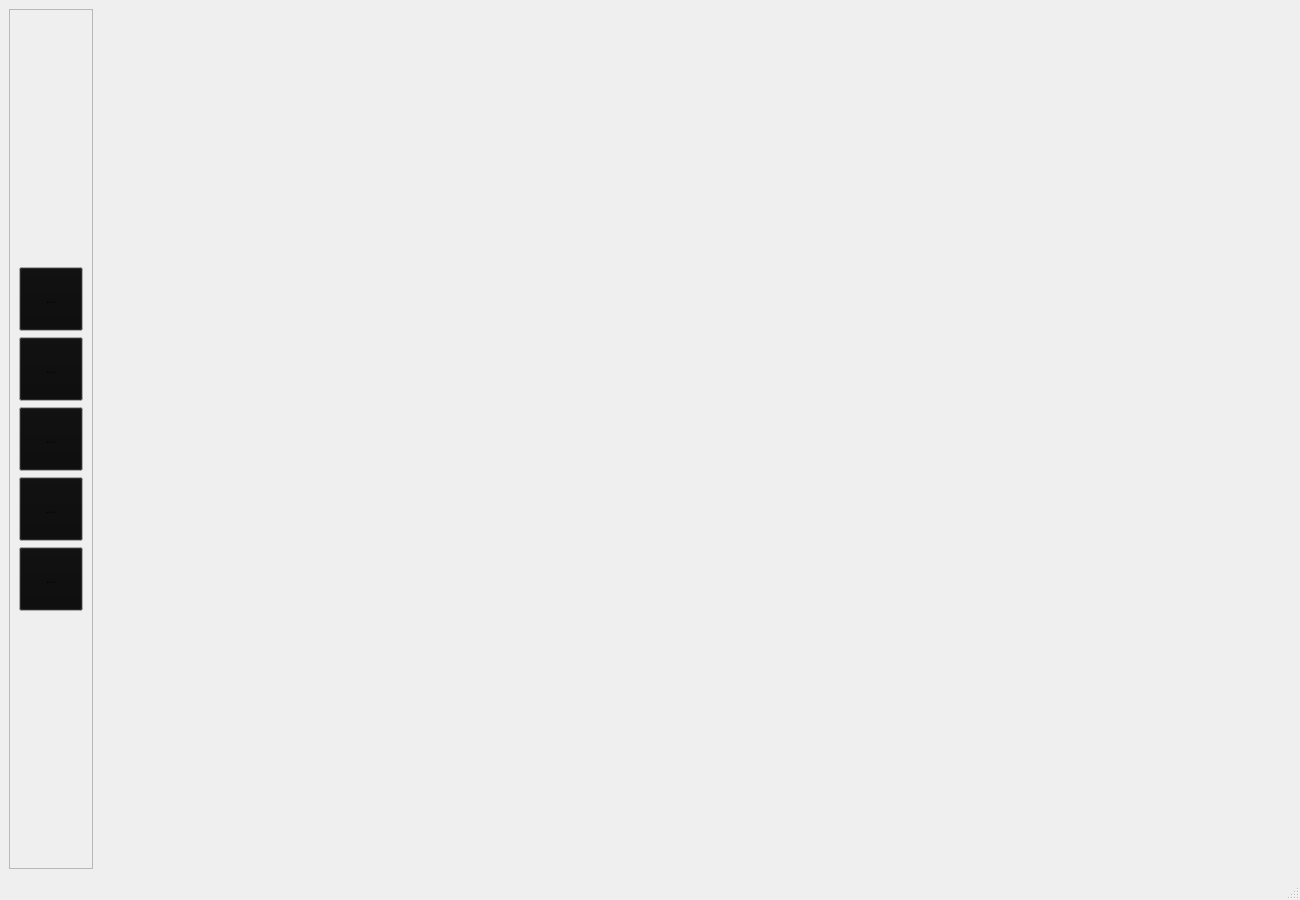
Before: the Qt Designer form mainwindow.ui in mikejg/CamHelper, drawn with Qt 5.
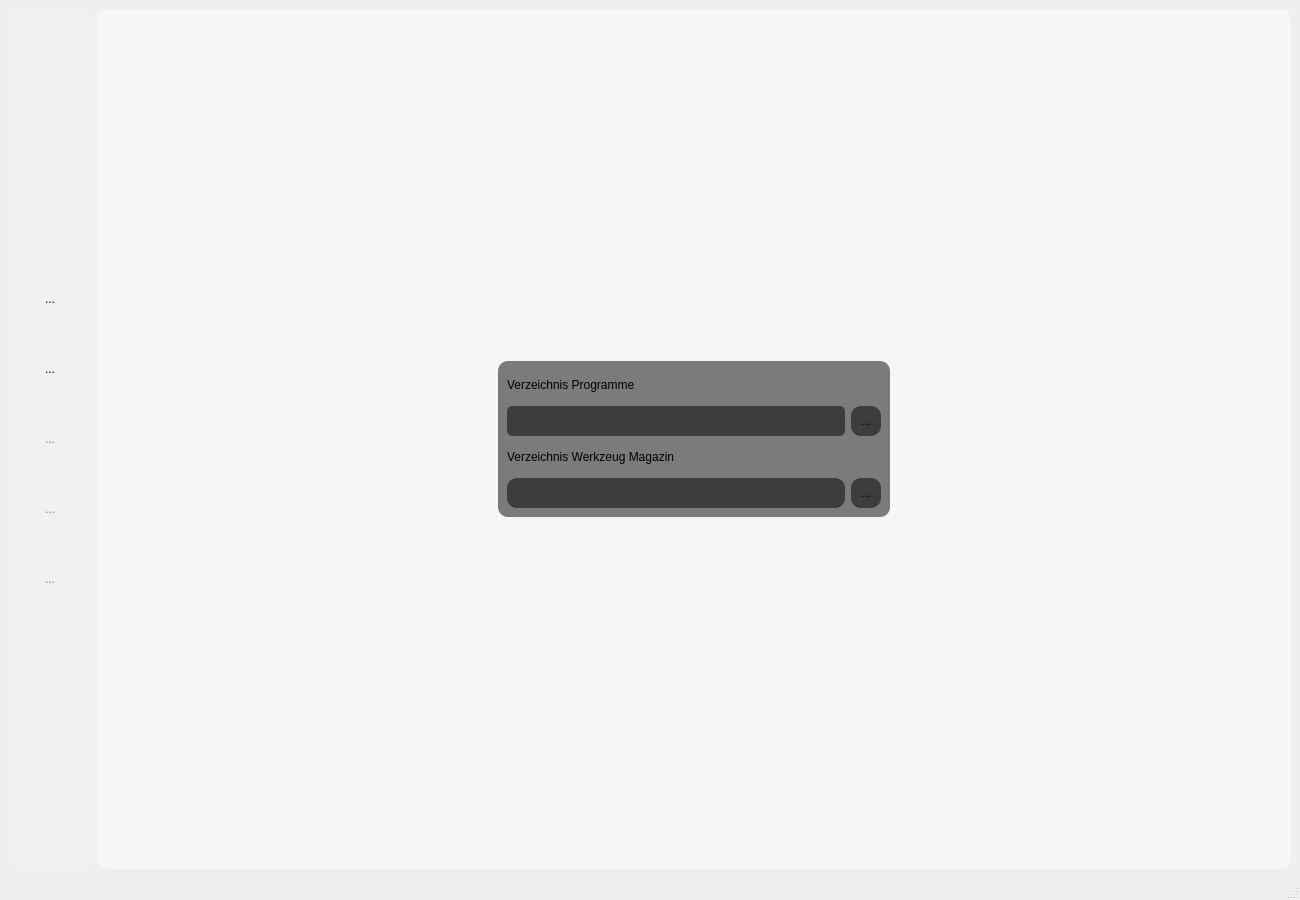
After: the same form once the commit is applied. Icons and pictures are not drawn. Custom widgets are drawn as their Qt base class.

Patch:
```diff
--- a/mainwindow.ui
+++ b/mainwindow.ui
@@ -26,9 +26,21 @@
    <string>CamHelper</string>
   </property>
   <widget class="QWidget" name="centralwidget">
+   <property name="styleSheet">
+    <string notr="true">QToolButton{border-radius: 32px}
+QToolButton:pressed{border: 2px solid ;
+	border-color: rgba(192,192,192,0);}
+
+QFrame{border-radius:10px;
+                background-color: rgba(255, 255, 255, 32); }
+</string>
+   </property>
    <layout class="QHBoxLayout" name="horizontalLayout">
     <item>
      <widget class="QFrame" name="frame">
+      <property name="styleSheet">
+       <string notr="true"/>
+      </property>
       <property name="frameShape">
        <enum>QFrame::StyledPanel</enum>
       </property>
@@ -57,151 +69,6 @@
            <height>64</height>
           </size>
          </property>
-         <property name="palette">
-          <palette>
-           <active>
-            <colorrole role="Button">
-             <brush brushstyle="SolidPattern">
-              <color alpha="255">
-               <red>12</red>
-               <green>12</green>
-               <blue>12</blue>
-              </color>
-             </brush>
-            </colorrole>
-            <colorrole role="Dark">
-             <brush brushstyle="SolidPattern">
-              <color alpha="255">
-               <red>0</red>
-               <green>0</green>
-               <blue>0</blue>
-              </color>
-             </brush>
-            </colorrole>
-            <colorrole role="Mid">
-             <brush brushstyle="SolidPattern">
-              <color alpha="255">
-               <red>0</red>
-               <green>0</green>
-               <blue>0</blue>
-              </color>
-             </brush>
-            </colorrole>
-            <colorrole role="Shadow">
-             <brush brushstyle="SolidPattern">
-              <color alpha="255">
-               <red>0</red>
-               <green>0</green>
-               <blue>0</blue>
-              </color>
-             </brush>
-            </colorrole>
-           </active>
-           <inactive>
-            <colorrole role="Button">
-             <brush brushstyle="SolidPattern">
-              <color alpha="255">
-               <red>12</red>
-               <green>12</green>
-               <blue>12</blue>
-              </color>
-             </brush>
-            </colorrole>
-            <colorrole role="Dark">
-             <brush brushstyle="SolidPattern">
-              <color alpha="255">
-               <red>0</red>
-               <green>0</green>
-               <blue>0</blue>
-              </color>
-             </brush>
-            </colorrole>
-            <colorrole role="Mid">
-             <brush brushstyle="SolidPattern">
-              <color alpha="255">
-               <red>0</red>
-               <green>0</green>
-               <blue>0</blue>
-              </color>
-             </brush>
-            </colorrole>
-            <colorrole role="Shadow">
-             <brush brushstyle="SolidPattern">
-              <color alpha="255">
-               <red>0</red>
-               <green>0</green>
-               <blue>0</blue>
-              </color>
-             </brush>
-            </colorrole>
-           </inactive>
-           <disabled>
-            <colorrole role="WindowText">
-             <brush brushstyle="SolidPattern">
-              <color alpha="255">
-               <red>0</red>
-               <green>0</green>
-               <blue>0</blue>
-              </color>
-             </brush>
-            </colorrole>
-            <colorrole role="Button">
-             <brush brushstyle="SolidPattern">
-              <color alpha="255">
-               <red>12</red>
-               <green>12</green>
-               <blue>12</blue>
-              </color>
-             </brush>
-            </colorrole>
-            <colorrole role="Dark">
-             <brush brushstyle="SolidPattern">
-              <color alpha="255">
-               <red>0</red>
-               <green>0</green>
-               <blue>0</blue>
-              </color>
-             </brush>
-            </colorrole>
-            <colorrole role="Mid">
-             <brush brushstyle="SolidPattern">
-              <color alpha="255">
-               <red>0</red>
-               <green>0</green>
-               <blue>0</blue>
-              </color>
-             </brush>
-            </colorrole>
-            <colorrole role="Text">
-             <brush brushstyle="SolidPattern">
-              <color alpha="255">
-               <red>0</red>
-               <green>0</green>
-               <blue>0</blue>
-              </color>
-             </brush>
-            </colorrole>
-            <colorrole role="ButtonText">
-             <brush brushstyle="SolidPattern">
-              <color alpha="255">
-               <red>0</red>
-               <green>0</green>
-               <blue>0</blue>
-              </color>
-             </brush>
-            </colorrole>
-            <colorrole role="Shadow">
-             <brush brushstyle="SolidPattern">
-              <color alpha="255">
-               <red>0</red>
-               <green>0</green>
-               <blue>0</blue>
-              </color>
-             </brush>
-            </colorrole>
-           </disabled>
-          </palette>
-         </property>
          <property name="toolTip">
           <string>Projekt</string>
          </property>
@@ -211,6 +78,9 @@
          <property name="accessibleName">
           <string/>
          </property>
+         <property name="styleSheet">
+          <string notr="true"/>
+         </property>
          <property name="text">
           <string>...</string>
          </property>
@@ -235,43 +105,6 @@
            <height>64</height>
           </size>
          </property>
-         <property name="palette">
-          <palette>
-           <active>
-            <colorrole role="Button">
-             <brush brushstyle="SolidPattern">
-              <color alpha="255">
-               <red>12</red>
-               <green>12</green>
-               <blue>12</blue>
-              </color>
-             </brush>
-            </colorrole>
-           </active>
-           <inactive>
-            <colorrole role="Button">
-             <brush brushstyle="SolidPattern">
-              <color alpha="255">
-               <red>12</red>
-               <green>12</green>
-               <blue>12</blue>
-              </color>
-             </brush>
-            </colorrole>
-           </inactive>
-           <disabled>
-            <colorrole role="Button">
-             <brush brushstyle="SolidPattern">
-              <color alpha="255">
-               <red>12</red>
-               <green>12</green>
-               <blue>12</blue>
-              </color>
-             </brush>
-            </colorrole>
-           </disabled>
-          </palette>
-         </property>
          <property name="toolTip">
           <string>Hauptprogramm</string>
          </property>
@@ -302,34 +135,223 @@
          <property name="palette">
           <palette>
            <active>
+            <colorrole role="WindowText">
+             <brush brushstyle="SolidPattern">
+              <color alpha="255">
+               <red>125</red>
+               <green>125</green>
+               <blue>125</blue>
+              </color>
+             </brush>
+            </colorrole>
             <colorrole role="Button">
              <brush brushstyle="SolidPattern">
+              <color alpha="128">
+               <red>255</red>
+               <green>255</green>
+               <blue>255</blue>
+              </color>
+             </brush>
+            </colorrole>
+            <colorrole role="Text">
+             <brush brushstyle="SolidPattern">
               <color alpha="255">
-               <red>12</red>
-               <green>12</green>
-               <blue>12</blue>
+               <red>125</red>
+               <green>125</green>
+               <blue>125</blue>
+              </color>
+             </brush>
+            </colorrole>
+            <colorrole role="ButtonText">
+             <brush brushstyle="SolidPattern">
+              <color alpha="255">
+               <red>125</red>
+               <green>125</green>
+               <blue>125</blue>
+              </color>
+             </brush>
+            </colorrole>
+            <colorrole role="Base">
+             <brush brushstyle="SolidPattern">
+              <color alpha="128">
+               <red>255</red>
+               <green>255</green>
+               <blue>255</blue>
+              </color>
+             </brush>
+            </colorrole>
+            <colorrole role="Window">
+             <brush brushstyle="SolidPattern">
+              <color alpha="128">
+               <red>255</red>
+               <green>255</green>
+               <blue>255</blue>
+              </color>
+             </brush>
+            </colorrole>
+            <colorrole role="HighlightedText">
+             <brush brushstyle="SolidPattern">
+              <color alpha="255">
+               <red>125</red>
+               <green>125</green>
+               <blue>125</blue>
+              </color>
+             </brush>
+            </colorrole>
+            <colorrole role="PlaceholderText">
+             <brush brushstyle="SolidPattern">
+              <color alpha="128">
+               <red>125</red>
+               <green>125</green>
+               <blue>125</blue>
               </color>
              </brush>
             </colorrole>
            </active>
            <inactive>
+            <colorrole role="WindowText">
+             <brush brushstyle="SolidPattern">
+              <color alpha="255">
+               <red>125</red>
+               <green>125</green>
+               <blue>125</blue>
+              </color>
+             </brush>
+            </colorrole>
             <colorrole role="Button">
              <brush brushstyle="SolidPattern">
+              <color alpha="128">
+               <red>255</red>
+               <green>255</green>
+               <blue>255</blue>
+              </color>
+             </brush>
+            </colorrole>
+            <colorrole role="Text">
+             <brush brushstyle="SolidPattern">
               <color alpha="255">
-               <red>12</red>
-               <green>12</green>
-               <blue>12</blue>
+               <red>125</red>
+               <green>125</green>
+               <blue>125</blue>
+              </color>
+             </brush>
+            </colorrole>
+            <colorrole role="ButtonText">
+             <brush brushstyle="SolidPattern">
+              <color alpha="255">
+               <red>125</red>
+               <green>125</green>
+               <blue>125</blue>
+              </color>
+             </brush>
+            </colorrole>
+            <colorrole role="Base">
+             <brush brushstyle="SolidPattern">
+              <color alpha="128">
+               <red>255</red>
+               <green>255</green>
+               <blue>255</blue>
+              </color>
+             </brush>
+            </colorrole>
+            <colorrole role="Window">
+             <brush brushstyle="SolidPattern">
+              <color alpha="128">
+               <red>255</red>
+               <green>255</green>
+               <blue>255</blue>
+              </color>
+             </brush>
+            </colorrole>
+            <colorrole role="HighlightedText">
+             <brush brushstyle="SolidPattern">
+              <color alpha="255">
+               <red>125</red>
+               <green>125</green>
+               <blue>125</blue>
+              </color>
+             </brush>
+            </colorrole>
+            <colorrole role="PlaceholderText">
+             <brush brushstyle="SolidPattern">
+              <color alpha="128">
+               <red>125</red>
+               <green>125</green>
+               <blue>125</blue>
               </color>
              </brush>
             </colorrole>
            </inactive>
            <disabled>
+            <colorrole role="WindowText">
+             <brush brushstyle="SolidPattern">
+              <color alpha="255">
+               <red>125</red>
+               <green>125</green>
+               <blue>125</blue>
+              </color>
+             </brush>
+            </colorrole>
             <colorrole role="Button">
              <brush brushstyle="SolidPattern">
+              <color alpha="128">
+               <red>255</red>
+               <green>255</green>
+               <blue>255</blue>
+              </color>
+             </brush>
+            </colorrole>
+            <colorrole role="Text">
+             <brush brushstyle="SolidPattern">
               <color alpha="255">
-               <red>12</red>
-               <green>12</green>
-               <blue>12</blue>
+               <red>125</red>
+               <green>125</green>
+               <blue>125</blue>
+              </color>
+             </brush>
+            </colorrole>
+            <colorrole role="ButtonText">
+             <brush brushstyle="SolidPattern">
+              <color alpha="255">
+               <red>125</red>
+               <green>125</green>
+               <blue>125</blue>
+              </color>
+             </brush>
+            </colorrole>
+            <colorrole role="Base">
+             <brush brushstyle="SolidPattern">
+              <color alpha="128">
+               <red>255</red>
+               <green>255</green>
+               <blue>255</blue>
+              </color>
+             </brush>
+            </colorrole>
+            <colorrole role="Window">
+             <brush brushstyle="SolidPattern">
+              <color alpha="128">
+               <red>255</red>
+               <green>255</green>
+               <blue>255</blue>
+              </color>
+             </brush>
+            </colorrole>
+            <colorrole role="HighlightedText">
+             <brush brushstyle="SolidPattern">
+              <color alpha="255">
+               <red>125</red>
+               <green>125</green>
+               <blue>125</blue>
+              </color>
+             </brush>
+            </colorrole>
+            <colorrole role="PlaceholderText">
+             <brush brushstyle="SolidPattern">
+              <color alpha="128">
+               <red>125</red>
+               <green>125</green>
+               <blue>125</blue>
               </color>
              </brush>
             </colorrole>
@@ -366,34 +388,223 @@
          <property name="palette">
           <palette>
            <active>
+            <colorrole role="WindowText">
+             <brush brushstyle="SolidPattern">
+              <color alpha="255">
+               <red>125</red>
+               <green>125</green>
+               <blue>125</blue>
+              </color>
+             </brush>
+            </colorrole>
             <colorrole role="Button">
              <brush brushstyle="SolidPattern">
+              <color alpha="128">
+               <red>255</red>
+               <green>255</green>
+               <blue>255</blue>
+              </color>
+             </brush>
+            </colorrole>
+            <colorrole role="Text">
+             <brush brushstyle="SolidPattern">
               <color alpha="255">
-               <red>12</red>
-               <green>12</green>
-               <blue>12</blue>
+               <red>125</red>
+               <green>125</green>
+               <blue>125</blue>
+              </color>
+             </brush>
+            </colorrole>
+            <colorrole role="ButtonText">
+             <brush brushstyle="SolidPattern">
+              <color alpha="255">
+               <red>125</red>
+               <green>125</green>
+               <blue>125</blue>
+              </color>
+             </brush>
+            </colorrole>
+            <colorrole role="Base">
+             <brush brushstyle="SolidPattern">
+              <color alpha="128">
+               <red>255</red>
+               <green>255</green>
+               <blue>255</blue>
+              </color>
+             </brush>
+            </colorrole>
+            <colorrole role="Window">
+             <brush brushstyle="SolidPattern">
+              <color alpha="128">
+               <red>255</red>
+               <green>255</green>
+               <blue>255</blue>
+              </color>
+             </brush>
+            </colorrole>
+            <colorrole role="HighlightedText">
+             <brush brushstyle="SolidPattern">
+              <color alpha="255">
+               <red>125</red>
+               <green>125</green>
+               <blue>125</blue>
+              </color>
+             </brush>
+            </colorrole>
+            <colorrole role="PlaceholderText">
+             <brush brushstyle="SolidPattern">
+              <color alpha="128">
+               <red>125</red>
+               <green>125</green>
+               <blue>125</blue>
               </color>
              </brush>
             </colorrole>
            </active>
            <inactive>
+            <colorrole role="WindowText">
+             <brush brushstyle="SolidPattern">
+              <color alpha="255">
+               <red>125</red>
+               <green>125</green>
+               <blue>125</blue>
+              </color>
+             </brush>
+            </colorrole>
             <colorrole role="Button">
              <brush brushstyle="SolidPattern">
+              <color alpha="128">
+               <red>255</red>
+               <green>255</green>
+               <blue>255</blue>
+              </color>
+             </brush>
+            </colorrole>
+            <colorrole role="Text">
+             <brush brushstyle="SolidPattern">
               <color alpha="255">
-               <red>12</red>
-               <green>12</green>
-               <blue>12</blue>
+               <red>125</red>
+               <green>125</green>
+               <blue>125</blue>
+              </color>
+             </brush>
+            </colorrole>
+            <colorrole role="ButtonText">
+             <brush brushstyle="SolidPattern">
+              <color alpha="255">
+               <red>125</red>
+               <green>125</green>
+               <blue>125</blue>
+              </color>
+             </brush>
+            </colorrole>
+            <colorrole role="Base">
+             <brush brushstyle="SolidPattern">
+              <color alpha="128">
+               <red>255</red>
+               <green>255</green>
+               <blue>255</blue>
+              </color>
+             </brush>
+            </colorrole>
+            <colorrole role="Window">
+             <brush brushstyle="SolidPattern">
+              <color alpha="128">
+               <red>255</red>
+               <green>255</green>
+               <blue>255</blue>
+              </color>
+             </brush>
+            </colorrole>
+            <colorrole role="HighlightedText">
+             <brush brushstyle="SolidPattern">
+              <color alpha="255">
+               <red>125</red>
+               <green>125</green>
+               <blue>125</blue>
+              </color>
+             </brush>
+            </colorrole>
+            <colorrole role="PlaceholderText">
+             <brush brushstyle="SolidPattern">
+              <color alpha="128">
+               <red>125</red>
+               <green>125</green>
+               <blue>125</blue>
               </color>
              </brush>
             </colorrole>
            </inactive>
            <disabled>
+            <colorrole role="WindowText">
+             <brush brushstyle="SolidPattern">
+              <color alpha="255">
+               <red>125</red>
+               <green>125</green>
+               <blue>125</blue>
+              </color>
+             </brush>
+            </colorrole>
             <colorrole role="Button">
              <brush brushstyle="SolidPattern">
+              <color alpha="128">
+               <red>255</red>
+               <green>255</green>
+               <blue>255</blue>
+              </color>
+             </brush>
+            </colorrole>
+            <colorrole role="Text">
+             <brush brushstyle="SolidPattern">
               <color alpha="255">
-               <red>12</red>
-               <green>12</green>
-               <blue>12</blue>
+               <red>125</red>
+               <green>125</green>
+               <blue>125</blue>
+              </color>
+             </brush>
+            </colorrole>
+            <colorrole role="ButtonText">
+             <brush brushstyle="SolidPattern">
+              <color alpha="255">
+               <red>125</red>
+               <green>125</green>
+               <blue>125</blue>
+              </color>
+             </brush>
+            </colorrole>
+            <colorrole role="Base">
+             <brush brushstyle="SolidPattern">
+              <color alpha="128">
+               <red>255</red>
+               <green>255</green>
+               <blue>255</blue>
+              </color>
+             </brush>
+            </colorrole>
+            <colorrole role="Window">
+             <brush brushstyle="SolidPattern">
+              <color alpha="128">
+               <red>255</red>
+               <green>255</green>
+               <blue>255</blue>
+              </color>
+             </brush>
+            </colorrole>
+            <colorrole role="HighlightedText">
+             <brush brushstyle="SolidPattern">
+              <color alpha="255">
+               <red>125</red>
+               <green>125</green>
+               <blue>125</blue>
+              </color>
+             </brush>
+            </colorrole>
+            <colorrole role="PlaceholderText">
+             <brush brushstyle="SolidPattern">
+              <color alpha="128">
+               <red>125</red>
+               <green>125</green>
+               <blue>125</blue>
               </color>
              </brush>
             </colorrole>
@@ -436,34 +647,223 @@
          <property name="palette">
           <palette>
            <active>
+            <colorrole role="WindowText">
+             <brush brushstyle="SolidPattern">
+              <color alpha="255">
+               <red>125</red>
+               <green>125</green>
+               <blue>125</blue>
+              </color>
+             </brush>
+            </colorrole>
             <colorrole role="Button">
              <brush brushstyle="SolidPattern">
+              <color alpha="128">
+               <red>255</red>
+               <green>255</green>
+               <blue>255</blue>
+              </color>
+             </brush>
+            </colorrole>
+            <colorrole role="Text">
+             <brush brushstyle="SolidPattern">
               <color alpha="255">
-               <red>12</red>
-               <green>12</green>
-               <blue>12</blue>
+               <red>125</red>
+               <green>125</green>
+               <blue>125</blue>
+              </color>
+             </brush>
+            </colorrole>
+            <colorrole role="ButtonText">
+             <brush brushstyle="SolidPattern">
+              <color alpha="255">
+               <red>125</red>
+               <green>125</green>
+               <blue>125</blue>
+              </color>
+             </brush>
+            </colorrole>
+            <colorrole role="Base">
+             <brush brushstyle="SolidPattern">
+              <color alpha="128">
+               <red>255</red>
+               <green>255</green>
+               <blue>255</blue>
+              </color>
+             </brush>
+            </colorrole>
+            <colorrole role="Window">
+             <brush brushstyle="SolidPattern">
+              <color alpha="128">
+               <red>255</red>
+               <green>255</green>
+               <blue>255</blue>
+              </color>
+             </brush>
+            </colorrole>
+            <colorrole role="HighlightedText">
+             <brush brushstyle="SolidPattern">
+              <color alpha="255">
+               <red>125</red>
+               <green>125</green>
+               <blue>125</blue>
+              </color>
+             </brush>
+            </colorrole>
+            <colorrole role="PlaceholderText">
+             <brush brushstyle="SolidPattern">
+              <color alpha="128">
+               <red>125</red>
+               <green>125</green>
+               <blue>125</blue>
               </color>
              </brush>
             </colorrole>
            </active>
            <inactive>
+            <colorrole role="WindowText">
+             <brush brushstyle="SolidPattern">
+              <color alpha="255">
+               <red>125</red>
+               <green>125</green>
+               <blue>125</blue>
+              </color>
+             </brush>
+            </colorrole>
             <colorrole role="Button">
              <brush brushstyle="SolidPattern">
+              <color alpha="128">
+               <red>255</red>
+               <green>255</green>
+               <blue>255</blue>
+              </color>
+             </brush>
+            </colorrole>
+            <colorrole role="Text">
+             <brush brushstyle="SolidPattern">
               <color alpha="255">
-               <red>12</red>
-               <green>12</green>
-               <blue>12</blue>
+               <red>125</red>
+               <green>125</green>
+               <blue>125</blue>
+              </color>
+             </brush>
+            </colorrole>
+            <colorrole role="ButtonText">
+             <brush brushstyle="SolidPattern">
+              <color alpha="255">
+               <red>125</red>
+               <green>125</green>
+               <blue>125</blue>
+              </color>
+             </brush>
+            </colorrole>
+            <colorrole role="Base">
+             <brush brushstyle="SolidPattern">
+              <color alpha="128">
+               <red>255</red>
+               <green>255</green>
+               <blue>255</blue>
+              </color>
+             </brush>
+            </colorrole>
+            <colorrole role="Window">
+             <brush brushstyle="SolidPattern">
+              <color alpha="128">
+               <red>255</red>
+               <green>255</green>
+               <blue>255</blue>
+              </color>
+             </brush>
+            </colorrole>
+            <colorrole role="HighlightedText">
+             <brush brushstyle="SolidPattern">
+              <color alpha="255">
+               <red>125</red>
+               <green>125</green>
+               <blue>125</blue>
+              </color>
+             </brush>
+            </colorrole>
+            <colorrole role="PlaceholderText">
+             <brush brushstyle="SolidPattern">
+              <color alpha="128">
+               <red>125</red>
+               <green>125</green>
+               <blue>125</blue>
               </color>
              </brush>
             </colorrole>
            </inactive>
            <disabled>
+            <colorrole role="WindowText">
+             <brush brushstyle="SolidPattern">
+              <color alpha="255">
+               <red>125</red>
+               <green>125</green>
+               <blue>125</blue>
+              </color>
+             </brush>
+            </colorrole>
             <colorrole role="Button">
              <brush brushstyle="SolidPattern">
+              <color alpha="128">
+               <red>255</red>
+               <green>255</green>
+               <blue>255</blue>
+              </color>
+             </brush>
+            </colorrole>
+            <colorrole role="Text">
+             <brush brushstyle="SolidPattern">
               <color alpha="255">
-               <red>12</red>
-               <green>12</green>
-               <blue>12</blue>
+               <red>125</red>
+               <green>125</green>
+               <blue>125</blue>
+              </color>
+             </brush>
+            </colorrole>
+            <colorrole role="ButtonText">
+             <brush brushstyle="SolidPattern">
+              <color alpha="255">
+               <red>125</red>
+               <green>125</green>
+               <blue>125</blue>
+              </color>
+             </brush>
+            </colorrole>
+            <colorrole role="Base">
+             <brush brushstyle="SolidPattern">
+              <color alpha="128">
+               <red>255</red>
+               <green>255</green>
+               <blue>255</blue>
+              </color>
+             </brush>
+            </colorrole>
+            <colorrole role="Window">
+             <brush brushstyle="SolidPattern">
+              <color alpha="128">
+               <red>255</red>
+               <green>255</green>
+               <blue>255</blue>
+              </color>
+             </brush>
+            </colorrole>
+            <colorrole role="HighlightedText">
+             <brush brushstyle="SolidPattern">
+              <color alpha="255">
+               <red>125</red>
+               <green>125</green>
+               <blue>125</blue>
+              </color>
+             </brush>
+            </colorrole>
+            <colorrole role="PlaceholderText">
+             <brush brushstyle="SolidPattern">
+              <color alpha="128">
+               <red>125</red>
+               <green>125</green>
+               <blue>125</blue>
               </color>
              </brush>
             </colorrole>
@@ -507,11 +907,217 @@
     </item>
     <item>
      <widget class="QStackedWidget" name="stackedWidget">
+      <property name="styleSheet">
+       <string notr="true">background-color: rgba(255, 255, 255, 64);
+border-radius: 10px</string>
+      </property>
       <property name="currentIndex">
        <number>1</number>
       </property>
       <widget class="Tab_Project" name="tab_Project"/>
-      <widget class="QWidget" name="tab_Init"/>
+      <widget class="QWidget" name="tab_Init">
+       <layout class="QVBoxLayout" name="verticalLayout_3">
+        <item>
+         <spacer name="verticalSpacer_3">
+          <property name="orientation">
+           <enum>Qt::Vertical</enum>
+          </property>
+          <property name="sizeHint" stdset="0">
+           <size>
+            <width>20</width>
+            <height>40</height>
+           </size>
+          </property>
+         </spacer>
+        </item>
+        <item>
+         <layout class="QHBoxLayout" name="horizontalLayout_2">
+          <item>
+           <spacer name="horizontalSpacer">
+            <property name="orientation">
+             <enum>Qt::Horizontal</enum>
+            </property>
+            <property name="sizeHint" stdset="0">
+             <size>
+              <width>40</width>
+              <height>20</height>
+             </size>
+            </property>
+           </spacer>
+          </item>
+          <item>
+           <widget class="QWidget" name="widget" native="true">
+            <property name="styleSheet">
+             <string notr="true">background-color: rgba(0, 0, 0, 128);</string>
+            </property>
+            <layout class="QVBoxLayout" name="verticalLayout">
+             <property name="topMargin">
+              <number>9</number>
+             </property>
+             <property name="bottomMargin">
+              <number>9</number>
+             </property>
+             <item>
+              <widget class="QLabel" name="label_ProgrammDir">
+               <property name="minimumSize">
+                <size>
+                 <width>0</width>
+                 <height>30</height>
+                </size>
+               </property>
+               <property name="maximumSize">
+                <size>
+                 <width>16777215</width>
+                 <height>30</height>
+                </size>
+               </property>
+               <property name="styleSheet">
+                <string notr="true">background-color: rgba(255, 255, 255,0);</string>
+               </property>
+               <property name="text">
+                <string>Verzeichnis Programme</string>
+               </property>
+              </widget>
+             </item>
+             <item>
+              <layout class="QHBoxLayout" name="horizontalLayout_5">
+               <item>
+                <widget class="MLineEdit" name="lineEdit_ProgammDir">
+                 <property name="minimumSize">
+                  <size>
+                   <width>0</width>
+                   <height>30</height>
+                  </size>
+                 </property>
+                 <property name="maximumSize">
+                  <size>
+                   <width>16777215</width>
+                   <height>30</height>
+                  </size>
+                 </property>
+                 <property name="styleSheet">
+                  <string notr="true">border-radius:5px;</string>
+                 </property>
+                </widget>
+               </item>
+               <item>
+                <widget class="QToolButton" name="toolButton_ProgrammDir">
+                 <property name="minimumSize">
+                  <size>
+                   <width>30</width>
+                   <height>30</height>
+                  </size>
+                 </property>
+                 <property name="maximumSize">
+                  <size>
+                   <width>30</width>
+                   <height>30</height>
+                  </size>
+                 </property>
+                 <property name="text">
+                  <string>...</string>
+                 </property>
+                </widget>
+               </item>
+              </layout>
+             </item>
+             <item>
+              <widget class="QLabel" name="label_Magazin">
+               <property name="minimumSize">
+                <size>
+                 <width>0</width>
+                 <height>30</height>
+                </size>
+               </property>
+               <property name="maximumSize">
+                <size>
+                 <width>16777215</width>
+                 <height>30</height>
+                </size>
+               </property>
+               <property name="styleSheet">
+                <string notr="true">background-color: rgba(255, 255, 255,0);</string>
+               </property>
+               <property name="text">
+                <string>Verzeichnis Werkzeug Magazin</string>
+               </property>
+              </widget>
+             </item>
+             <item>
+              <layout class="QHBoxLayout" name="horizontalLayout_Magazin">
+               <property name="spacing">
+                <number>6</number>
+               </property>
+               <item>
+                <widget class="MLineEdit" name="lineEdit_Tool">
+                 <property name="minimumSize">
+                  <size>
+                   <width>0</width>
+                   <height>30</height>
+                  </size>
+                 </property>
+                 <property name="maximumSize">
+                  <size>
+                   <width>16777215</width>
+                   <height>30</height>
+                  </size>
+                 </property>
+                </widget>
+               </item>
+               <item>
+                <widget class="QToolButton" name="toolButton_Tool">
+                 <property name="minimumSize">
+                  <size>
+                   <width>30</width>
+                   <height>30</height>
+                  </size>
+                 </property>
+                 <property name="maximumSize">
+                  <size>
+                   <width>30</width>
+                   <height>30</height>
+                  </size>
+                 </property>
+                 <property name="text">
+                  <string>...</string>
+                 </property>
+                </widget>
+               </item>
+              </layout>
+             </item>
+            </layout>
+           </widget>
+          </item>
+          <item>
+           <spacer name="horizontalSpacer_2">
+            <property name="orientation">
+             <enum>Qt::Horizontal</enum>
+            </property>
+            <property name="sizeHint" stdset="0">
+             <size>
+              <width>40</width>
+              <height>20</height>
+             </size>
+            </property>
+           </spacer>
+          </item>
+         </layout>
+        </item>
+        <item>
+         <spacer name="verticalSpacer_4">
+          <property name="orientation">
+           <enum>Qt::Vertical</enum>
+          </property>
+          <property name="sizeHint" stdset="0">
+           <size>
+            <width>20</width>
+            <height>40</height>
+           </size>
+          </property>
+         </spacer>
+        </item>
+       </layout>
+      </widget>
      </widget>
     </item>
    </layout>
@@ -529,6 +1135,11 @@
   <widget class="QStatusBar" name="statusbar"/>
  </widget>
  <customwidgets>
+  <customwidget>
+   <class>MLineEdit</class>
+   <extends>QLineEdit</extends>
+   <header location="global">Classes/mlineedit.h</header>
+  </customwidget>
   <customwidget>
    <class>Tab_Project</class>
    <extends>QWidget</extends>
```
